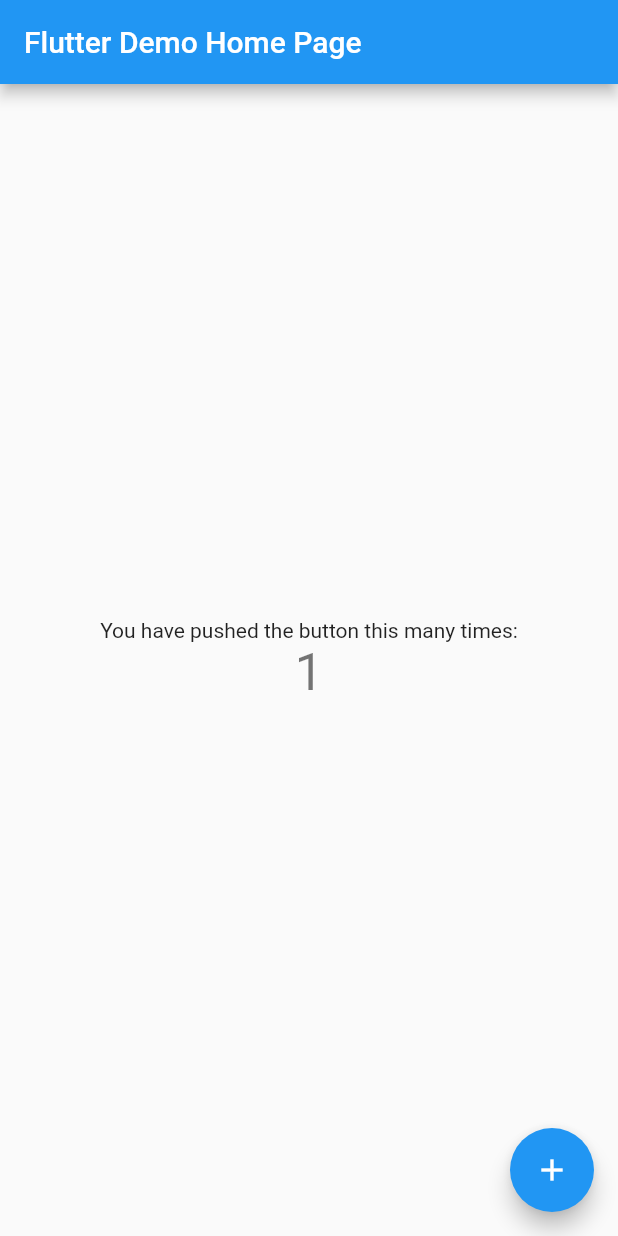
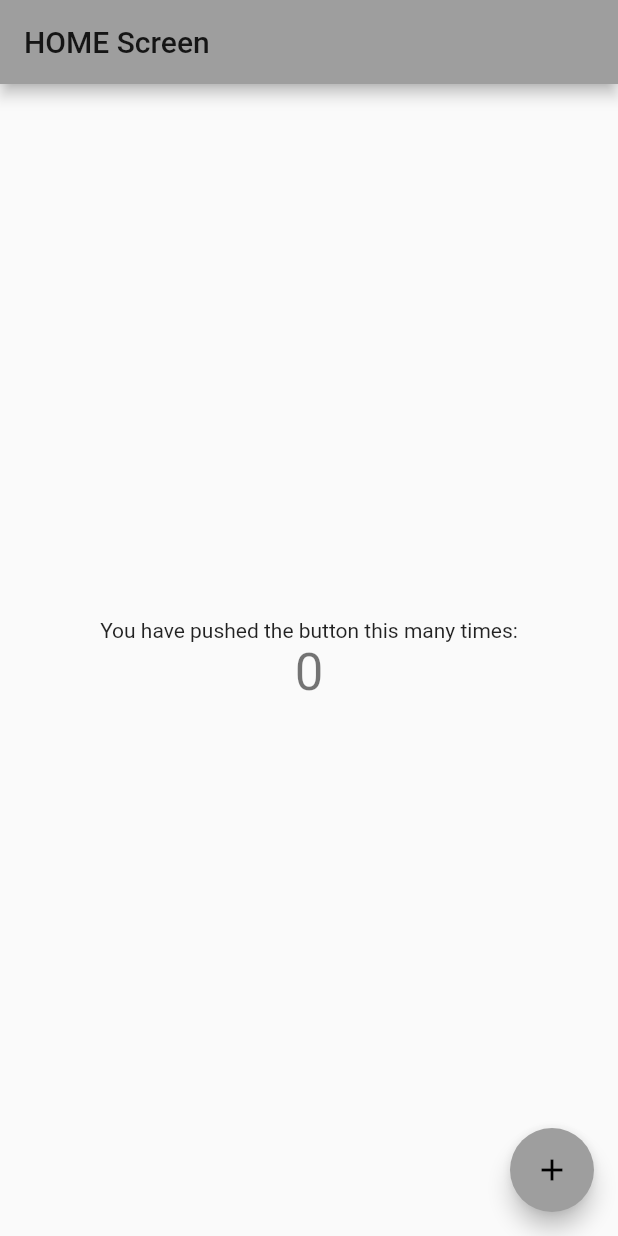
Before and after one commit to ogata-k/track_list, a Flutter app: the screen it shows after launch, after a tap on the "add" icon, on a phone screen of 412 x 824 dp. Run offline on Flutter 3.47's test engine with Material 2 defaults, Android fonts, the phone set to English and light mode, and no system bars.

Commit message:
なんとなくいじってみた

```diff
--- a/lib/main.dart
+++ b/lib/main.dart
@@ -1,49 +1,35 @@
 import 'package:flutter/material.dart';
+import 'package:track_list/screen.dart';
 
-void main() => runApp(MyApp());
+import 'home_screen.dart';
 
-class MyApp extends StatelessWidget {
+void main() => runApp(TrackListApp());
+
+class TrackListApp extends StatelessWidget {
   // This widget is the root of your application.
   @override
   Widget build(BuildContext context) {
     return MaterialApp(
-      title: 'Flutter Demo',
+      title: 'List of Tracks',
       theme: ThemeData(
-        // This is the theme of your application.
-        //
-        // Try running your application with "flutter run". You'll see the
-        // application has a blue toolbar. Then, without quitting the app, try
-        // changing the primarySwatch below to Colors.green and then invoke
-        // "hot reload" (press "r" in the console where you ran "flutter run",
-        // or simply save your changes to "hot reload" in a Flutter IDE).
-        // Notice that the counter didn't reset back to zero; the application
-        // is not restarted.
-        primarySwatch: Colors.blue,
+        primarySwatch: Colors.grey,
       ),
-      home: MyHomePage(title: 'Flutter Demo Home Page'),
+      home: TrackPager(),
     );
   }
 }
 
-class MyHomePage extends StatefulWidget {
-  MyHomePage({Key key, this.title}) : super(key: key);
-
-  // This widget is the home page of your application. It is stateful, meaning
-  // that it has a State object (defined below) that contains fields that affect
-  // how it looks.
-
-  // This class is the configuration for the state. It holds the values (in this
-  // case the title) provided by the parent (in this case the App widget) and
-  // used by the build method of the State. Fields in a Widget subclass are
-  // always marked "final".
-
-  final String title;
-
+class TrackPager extends StatefulWidget {
   @override
-  _MyHomePageState createState() => _MyHomePageState();
+  _TrackPagerState createState() => _TrackPagerState();
 }
 
-class _MyHomePageState extends State<MyHomePage> {
+class _TrackPagerState extends State<TrackPager> {
+  final int pageCount = 1; // TODO to 4 fragment? おそらく間違ってる。自動で動くような奴があるはず。youtubeにあったと思う。
+  final widgetList = <Screen>[
+    HomeScreen( title: "HOME Screen"),
+  ];
+
   int _counter = 0;
 
   void _incrementCounter() {
@@ -53,7 +39,7 @@ class _MyHomePageState extends State<MyHomePage> {
       // so that the display can reflect the updated values. If we changed
       // _counter without calling setState(), then the build method would not be
       // called again, and so nothing would appear to happen.
-      _counter++;
+      _counter = (_counter + 1) % pageCount;
     });
   }
 
@@ -67,13 +53,9 @@ class _MyHomePageState extends State<MyHomePage> {
     // than having to individually change instances of widgets.
     return Scaffold(
       appBar: AppBar(
-        // Here we take the value from the MyHomePage object that was created by
-        // the App.build method, and use it to set our appbar title.
-        title: Text(widget.title),
+        title: Text(widgetList[_counter].getTitle()),
       ),
       body: Center(
-        // Center is a layout widget. It takes a single child and positions it
-        // in the middle of the parent.
         child: Column(
           // Column is also layout widget. It takes a list of children and
           // arranges them vertically. By default, it sizes itself to fit its
--- /dev/null
+++ b/lib/screen.dart
@@ -0,0 +1,10 @@
+import 'package:flutter/material.dart';
+
+// 各ページが持っているべき関数をまとめるためだけのWidget
+abstract class Screen extends StatefulWidget{
+  final String title;
+
+  Screen({Key key, this.title}) : super(key: key);
+
+  String getTitle() => this.title;
+}
```
Also changed, not shown: lib/home_screen.dart (added, +19 -0 lines), 1 other file.
